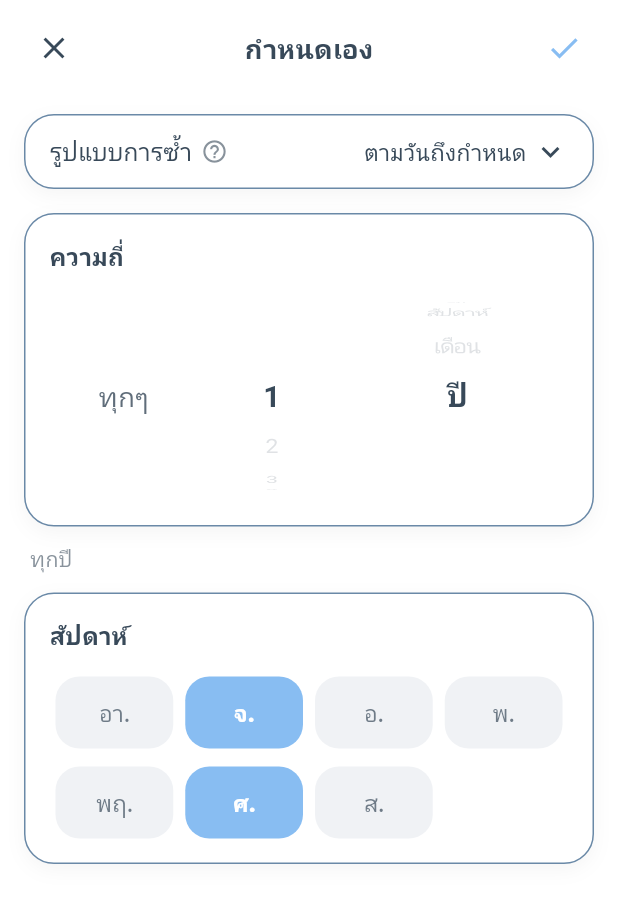
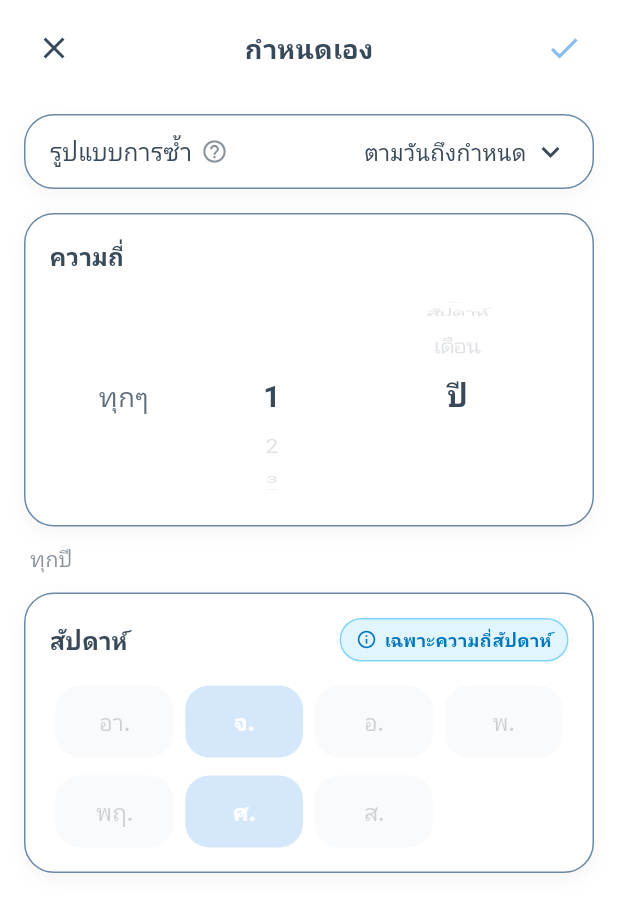
Before and after one commit to Theeramet011/Todo-App, a Flutter app: the CustomRecurringModal screen opened directly, scrolled down 120 dp, on a phone screen of 412 x 824 dp. Shown: the top 912 px of the screen. Run offline on Flutter 3.47's test engine with Material 3 defaults, Android fonts, the phone set to English and light mode, and no system bars; our stand-ins replace animated_text_kit, audioplayers, cloud_firestore, cloud_functions, confetti, connectivity_plus and 13 more; missing offline and left inert: gal, tutorial_coach_mark; accounts and stored records are empty; network calls fail; statements that could not run were skipped.

Commit message:
แก้ ui ทำซ้ำและแจ้งเตือนซ้ำ

```diff
--- a/lib/widgets/custom_recurring_modal.dart
+++ b/lib/widgets/custom_recurring_modal.dart
@@ -212,7 +212,9 @@ class _CustomRecurringModalState extends State<CustomRecurringModal> {
         mode: 'byDueDate',
         frequencyNum: _frequencyNum,
         frequencyUnit: _frequencyUnit,
-        selectedDays: List<String>.from(_selectedDays),
+        selectedDays: _frequencyUnit == 'สัปดาห์'
+            ? List<String>.from(_selectedDays)
+            : const [],
         fixedDates: const [], // Ignore calendar date selections
       );
       Navigator.pop(context, config);
@@ -652,8 +654,21 @@ class _CustomRecurringModalState extends State<CustomRecurringModal> {
                       ),
                       const SizedBox(height: 12),
 
-                      // Section 3: Weekdays Multi-select Card
-                      Container(
+                      // Section 3: Weekdays Multi-select Card (Always visible with high-contrast info badge)
+                      Builder(
+                        builder: (context) {
+                          final isWeekUnit = _frequencyUnit == 'สัปดาห์';
+                          final badgeBgColor = isDark
+                              ? AppColors.stormySkyBlue.withValues(alpha: 0.16)
+                              : const Color(0xFFE1F5FE);
+                          final badgeTextColor = isDark
+                              ? const Color(0xFF64B5F6)
+                              : const Color(0xFF0277BD);
+                          final badgeBorderColor = isDark
+                              ? AppColors.stormySkyBlue.withValues(alpha: 0.3)
+                              : const Color(0xFF81D4FA);
+
+                          return Container(
                             width: double.infinity,
                             padding: const EdgeInsets.all(16),
                             decoration: BoxDecoration(
@@ -664,7 +679,9 @@ class _CustomRecurringModalState extends State<CustomRecurringModal> {
                                   ? null
                                   : [
                                       BoxShadow(
-                                    color: Colors.black.withValues(alpha: 0.04),
+                                        color: Colors.black.withValues(
+                                          alpha: 0.04,
+                                        ),
                                         blurRadius: 10,
                                         offset: const Offset(0, 4),
                                       ),
@@ -672,6 +689,10 @@ class _CustomRecurringModalState extends State<CustomRecurringModal> {
                             ),
                             child: Column(
                               crossAxisAlignment: CrossAxisAlignment.start,
+                              children: [
+                                Row(
+                                  mainAxisAlignment:
+                                      MainAxisAlignment.spaceBetween,
                                   children: [
                                     Text(
                                       'สัปดาห์',
@@ -681,49 +702,112 @@ class _CustomRecurringModalState extends State<CustomRecurringModal> {
                                         color: textColor,
                                       ),
                                     ),
+                                    if (!isWeekUnit)
+                                      Container(
+                                        padding: const EdgeInsets.symmetric(
+                                          horizontal: 10,
+                                          vertical: 5,
+                                        ),
+                                        decoration: BoxDecoration(
+                                          color: badgeBgColor,
+                                          borderRadius:
+                                              BorderRadius.circular(20),
+                                          border: Border.all(
+                                            color: badgeBorderColor,
+                                            width: 1,
+                                          ),
+                                        ),
+                                        child: Row(
+                                          mainAxisSize: MainAxisSize.min,
+                                          children: [
+                                            Icon(
+                                              Icons.info_outline_rounded,
+                                              size: 14,
+                                              color: badgeTextColor,
+                                            ),
+                                            const SizedBox(width: 5),
+                                            Text(
+                                              'เฉพาะความถี่สัปดาห์',
+                                              style: TextStyle(
+                                                fontSize: 12,
+                                                fontWeight: FontWeight.w600,
+                                                color: badgeTextColor,
+                                              ),
+                                            ),
+                                          ],
+                                        ),
+                                      ),
+                                  ],
+                                ),
                                 const SizedBox(height: 16),
+                                IgnorePointer(
+                                  ignoring: !isWeekUnit,
+                                  child: AnimatedOpacity(
+                                    duration: const Duration(milliseconds: 200),
+                                    opacity: isWeekUnit ? 1.0 : 0.35,
+                                    child: Column(
+                                      children: [
                                         Row(
-                              children: _allWeekdays.sublist(0, 4).map((day) {
+                                          children: _allWeekdays
+                                              .sublist(0, 4)
+                                              .map((day) {
                                                 return Expanded(
                                                   child: Padding(
-                                    padding: const EdgeInsets.symmetric(
+                                                    padding:
+                                                        const EdgeInsets.symmetric(
                                                           horizontal: 4,
                                                         ),
                                                     child: _buildDayPill(
                                                       day: day,
-                                      isSelected: _selectedDays.contains(day),
+                                                      isSelected: _selectedDays
+                                                          .contains(day),
                                                       activeBlue: activeBlue,
-                                      unselectedBg: unselectedPillBg,
+                                                      unselectedBg:
+                                                          unselectedPillBg,
                                                       textColor: textColor,
                                                     ),
                                                   ),
                                                 );
-                              }).toList(),
+                                              })
+                                              .toList(),
                                         ),
                                         const SizedBox(height: 12),
                                         Row(
                                           children: [
-                                ..._allWeekdays.sublist(4, 7).map((day) {
+                                            ..._allWeekdays.sublist(4, 7).map((
+                                              day,
+                                            ) {
                                               return Expanded(
                                                 child: Padding(
-                                      padding: const EdgeInsets.symmetric(
+                                                  padding:
+                                                      const EdgeInsets.symmetric(
                                                         horizontal: 4,
                                                       ),
                                                   child: _buildDayPill(
                                                     day: day,
-                                        isSelected: _selectedDays.contains(day),
+                                                    isSelected: _selectedDays
+                                                        .contains(day),
                                                     activeBlue: activeBlue,
-                                        unselectedBg: unselectedPillBg,
+                                                    unselectedBg:
+                                                        unselectedPillBg,
                                                     textColor: textColor,
                                                   ),
                                                 ),
                                               );
                                             }),
-                                const Expanded(child: SizedBox.shrink()),
+                                            const Expanded(
+                                              child: SizedBox.shrink(),
+                                            ),
                                           ],
                                         ),
                                       ],
                                     ),
+                                  ),
+                                ),
+                              ],
+                            ),
+                          );
+                        },
                       ),
                     ] else ...[
                       // Section for "byFixedDate": Multi-select Calendar & Date/Time pickers
```
Also changed, not shown: lib/providers/task_provider.dart (+34 -13 lines), 3 other files. Lines whose indentation alone changed are shown as unchanged.
